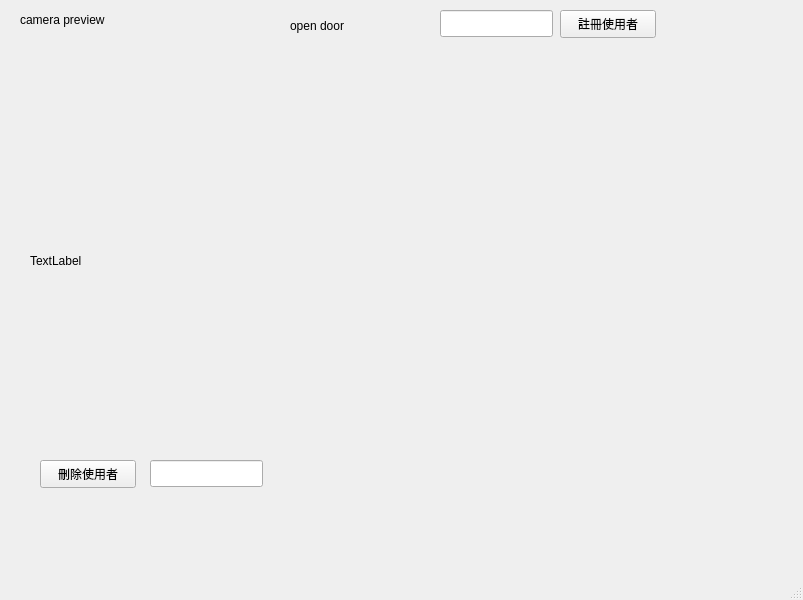
Qt form face/mainwindow.ui (ID41343107/Qt) before a commit.
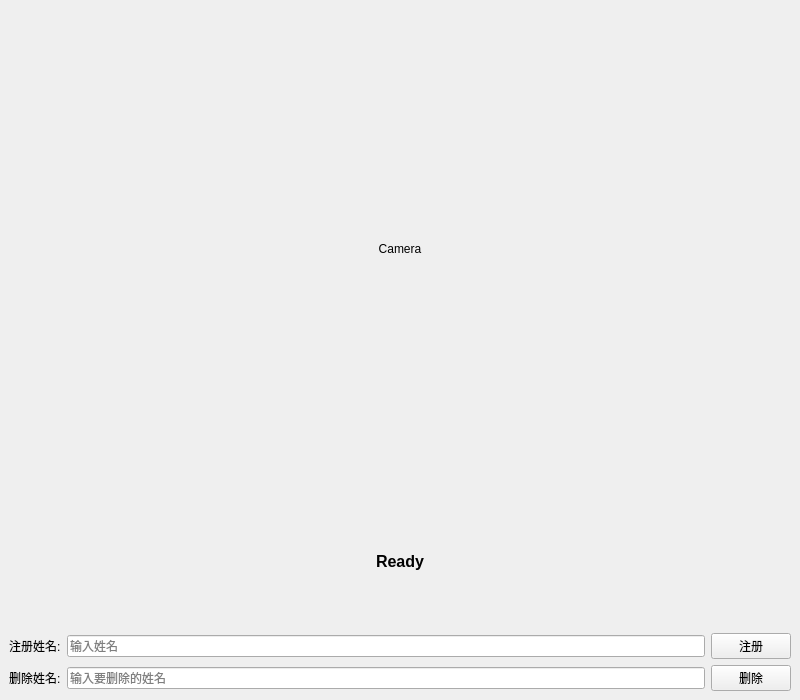
The same form after that commit.

Commit message:
Modify main window UI layout and properties
Updated the UI layout and properties for main window.

The edit to the form file:
```diff
--- a/face/mainwindow.ui
+++ b/face/mainwindow.ui
@@ -6,111 +6,102 @@
    <rect>
     <x>0</x>
     <y>0</y>
-    <width>803</width>
-    <height>600</height>
+    <width>800</width>
+    <height>700</height>
    </rect>
   </property>
   <property name="windowTitle">
    <string>MainWindow</string>
   </property>
   <widget class="QWidget" name="centralwidget">
-   <widget class="QLabel" name="label">
-    <property name="geometry">
-     <rect>
-      <x>20</x>
-      <y>10</y>
-      <width>221</width>
-      <height>19</height>
-     </rect>
-    </property>
-    <property name="text">
-     <string>camera preview</string>
-    </property>
-   </widget>
+   <layout class="QVBoxLayout" name="verticalLayout">
+    <item>
    <widget class="QLabel" name="label_camera">
-    <property name="geometry">
-     <rect>
-      <x>30</x>
-      <y>60</y>
-      <width>761</width>
-      <height>401</height>
-     </rect>
+      <property name="minimumSize">
+       <size>
+        <width>640</width>
+        <height>480</height>
+       </size>
     </property>
     <property name="text">
-     <string>TextLabel</string>
-    </property>
-   </widget>
+       <string>Camera</string>
+      </property>
+      <property name="alignment">
+       <set>Qt::AlignCenter</set>
+      </property>
+      <property name="scaledContents">
+       <bool>true</bool>
+      </property>
+     </widget>
+    </item>
+    <item>
    <widget class="QLabel" name="label_status">
-    <property name="geometry">
-     <rect>
-      <x>290</x>
-      <y>0</y>
-      <width>261</width>
-      <height>51</height>
-     </rect>
-    </property>
+      <property name="text">
+       <string>Ready</string>
+      </property>
+      <property name="alignment">
+       <set>Qt::AlignCenter</set>
+      </property>
+      <property name="font">
+       <font>
+        <pointsize>12</pointsize>
+        <bold>true</bold>
+       </font>
+      </property>
+     </widget>
+    </item>
+    <item>
+     <layout class="QHBoxLayout" name="horizontalLayout">
+      <item>
+       <widget class="QLabel" name="label">
     <property name="text">
-     <string>open door</string>
-    </property>
-   </widget>
+         <string>注册姓名:</string>
+        </property>
+       </widget>
+      </item>
+      <item>
    <widget class="QLineEdit" name="lineEdit_name">
-    <property name="geometry">
-     <rect>
-      <x>440</x>
-      <y>10</y>
-      <width>113</width>
-      <height>27</height>
-     </rect>
-    </property>
-   </widget>
+        <property name="placeholderText">
+         <string>输入姓名</string>
+        </property>
+       </widget>
+      </item>
+      <item>
    <widget class="QPushButton" name="pushButton_register">
-    <property name="geometry">
-     <rect>
-      <x>560</x>
-      <y>10</y>
-      <width>96</width>
-      <height>28</height>
-     </rect>
-    </property>
     <property name="text">
-     <string>註冊使用者</string>
-    </property>
-   </widget>
-   <widget class="QPushButton" name="pushButton_DELETE">
-    <property name="geometry">
-     <rect>
-      <x>40</x>
-      <y>460</y>
-      <width>96</width>
-      <height>28</height>
-     </rect>
-    </property>
+         <string>注册</string>
+        </property>
+       </widget>
+      </item>
+     </layout>
+    </item>
+    <item>
+     <layout class="QHBoxLayout" name="horizontalLayout_2">
+      <item>
+       <widget class="QLabel" name="label_2">
     <property name="text">
-     <string>刪除使用者</string>
-    </property>
-   </widget>
+         <string>删除姓名:</string>
+        </property>
+       </widget>
+      </item>
+      <item>
    <widget class="QLineEdit" name="lineEdit_DELETNAME">
-    <property name="geometry">
-     <rect>
-      <x>150</x>
-      <y>460</y>
-      <width>113</width>
-      <height>27</height>
-     </rect>
-    </property>
-   </widget>
-  </widget>
-  <widget class="QMenuBar" name="menubar">
-   <property name="geometry">
-    <rect>
-     <x>0</x>
-     <y>0</y>
-     <width>803</width>
-     <height>25</height>
-    </rect>
-   </property>
-  </widget>
-  <widget class="QStatusBar" name="statusbar"/>
+        <property name="placeholderText">
+         <string>输入要删除的姓名</string>
+        </property>
+       </widget>
+      </item>
+      <item>
+       <widget class="QPushButton" name="pushButton_DELETE">
+        <property name="text">
+         <string>删除</string>
+        </property>
+       </widget>
+      </item>
+     </layout>
+    </item>
+   </layout>
+  </widget>
  </widget>
  <resources/>
  <connections/>
```
Left out of the diff: 2 changed lines with no effect on the pictures. Lines whose indentation alone changed are shown as unchanged.
